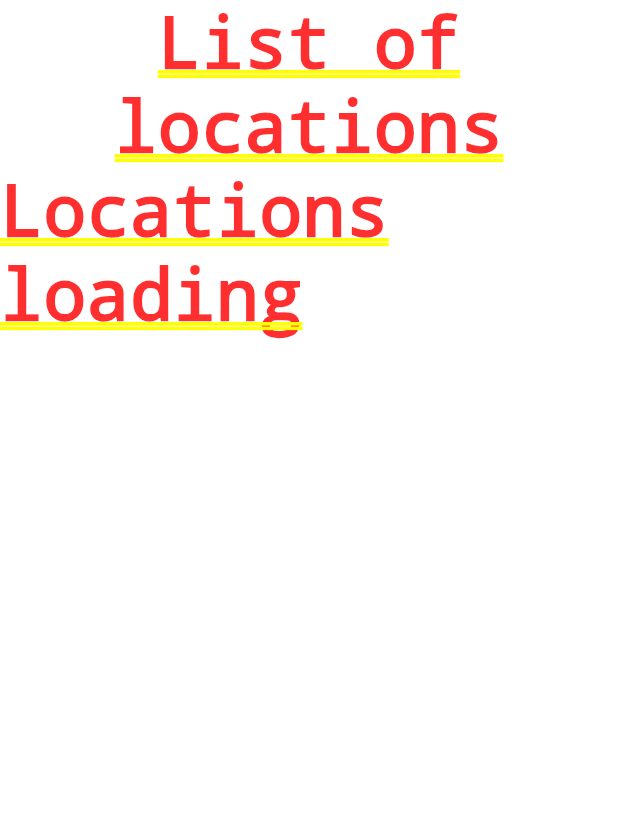
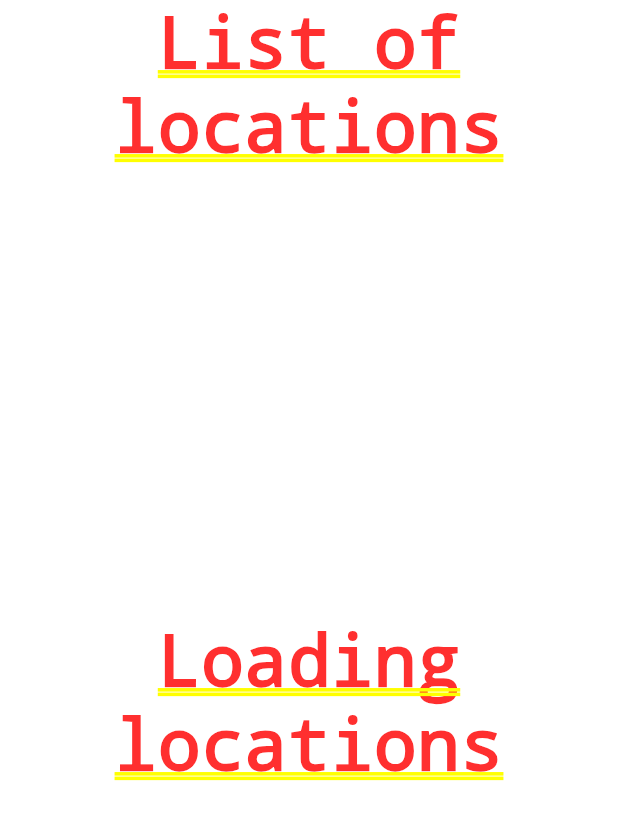
Before and after one commit to ovicristurean/CostOfLiving, a Flutter app: the screen it shows after launch, on a phone screen of 412 x 824 dp. Shown: the top 820 px of the screen. Run offline on Flutter 3.47's test engine with Material 2 defaults, Android fonts, the phone set to English and light mode, and no system bars; drawn by our look-alikes of dynamic_color; our stand-ins replace flutter_bloc, material_color_utilities; network calls fail.

Commit message:
move locations state view to separate widgets

```diff
--- a/cost_of_living/lib/presentation/screens/home_screen.dart
+++ b/cost_of_living/lib/presentation/screens/home_screen.dart
@@ -1,10 +1,12 @@
 import 'package:cost_of_living/domain/bloc/LocationsBloc.dart';
 import 'package:cost_of_living/domain/bloc/state/locations_state.dart';
+import 'package:cost_of_living/presentation/widgets/locations_error_view.dart';
 import 'package:cost_of_living/presentation/widgets/locations_list.dart';
 import 'package:flutter/material.dart';
 import 'package:flutter_bloc/flutter_bloc.dart';
 
 import '../../data/repository/LocationsRepositoryImpl.dart';
+import '../widgets/locations_loading_view.dart';
 
 class HomeScreen extends StatelessWidget {
   const HomeScreen({Key? key}) : super(key: key);
@@ -18,7 +20,6 @@ class HomeScreen extends StatelessWidget {
             LocationsBloc(context.read<LocationsRepositoryImpl>()),
         child: Container(
           color: Colors.white,
-          child: SingleChildScrollView(
           child: Column(
             crossAxisAlignment: CrossAxisAlignment.center,
             children: [
@@ -26,7 +27,8 @@ class HomeScreen extends StatelessWidget {
                 "List of locations",
                 textAlign: TextAlign.center,
               ),
-                BlocBuilder<LocationsBloc, LocationsState>(
+              Expanded(
+                child: BlocBuilder<LocationsBloc, LocationsState>(
                   builder: (context, state) {
                     switch (state.runtimeType) {
                       case LocationsFetched:
@@ -38,21 +40,21 @@ class HomeScreen extends StatelessWidget {
                         {
                           BlocProvider.of<LocationsBloc>(context)
                               .requestLocations();
-                          return const Text("Locations loading");
+                          return const LocationsLoadingView(
+                              message: "Loading locations");
                         }
 
                       case LocationsError:
-                        {
-                          return Text((state as LocationsError).error);
-                        }
+                        return LocationsErrorView(
+                            message: (state as LocationsError).error);
                     }
 
                     throw Exception(
-                        "Locations state must be one of: Loading, Fetched or Error");
+                        "Locations state must be one of: Loading, Fetched or Error, but found: ${state.runtimeType.toString()}");
                   },
                 ),
+              ),
             ],
-            ),
           ),
         ),
       ),
--- a/cost_of_living/lib/presentation/widgets/locations_list.dart
+++ b/cost_of_living/lib/presentation/widgets/locations_list.dart
@@ -9,13 +9,15 @@ class LocationsList extends StatelessWidget {
 
   @override
   Widget build(BuildContext context) {
-    return ListView.builder(
+    return SingleChildScrollView(
+      child: ListView.builder(
         shrinkWrap: true,
         itemCount: elements.length,
         physics: const NeverScrollableScrollPhysics(),
         itemBuilder: (context, index) {
           return LocationItem(location: elements[index]);
         },
+      ),
     );
   }
 }
--- /dev/null
+++ b/cost_of_living/lib/presentation/widgets/locations_loading_view.dart
@@ -0,0 +1,17 @@
+import 'package:flutter/material.dart';
+
+class LocationsLoadingView extends StatelessWidget {
+  final String message;
+
+  const LocationsLoadingView({Key? key, required this.message}) : super(key: key);
+
+  @override
+  Widget build(BuildContext context) {
+    return Center(
+      child: Text(
+        message,
+        textAlign: TextAlign.center,
+      ),
+    );
+  }
+}
```
Also changed, not shown: cost_of_living/lib/presentation/widgets/locations_error_view.dart (added, +17 -0 lines). Lines whose indentation alone changed are shown as unchanged.
